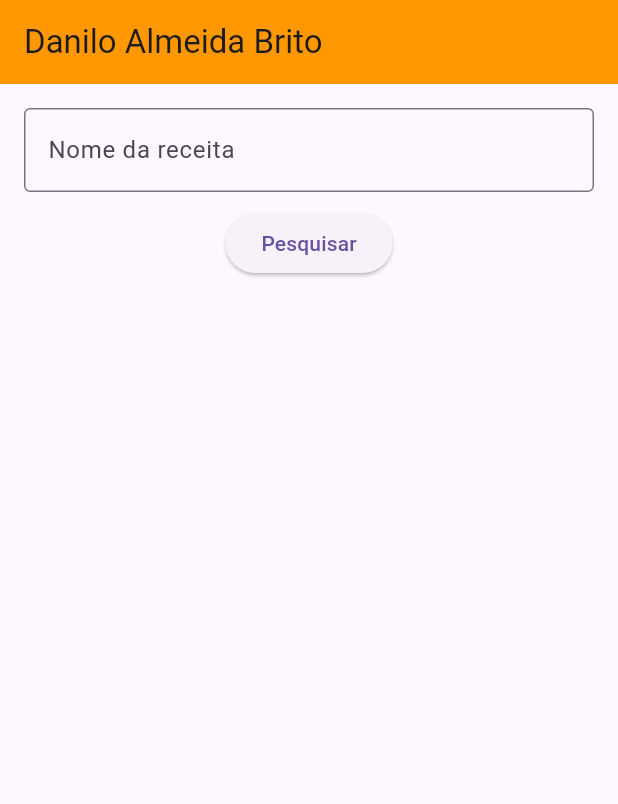
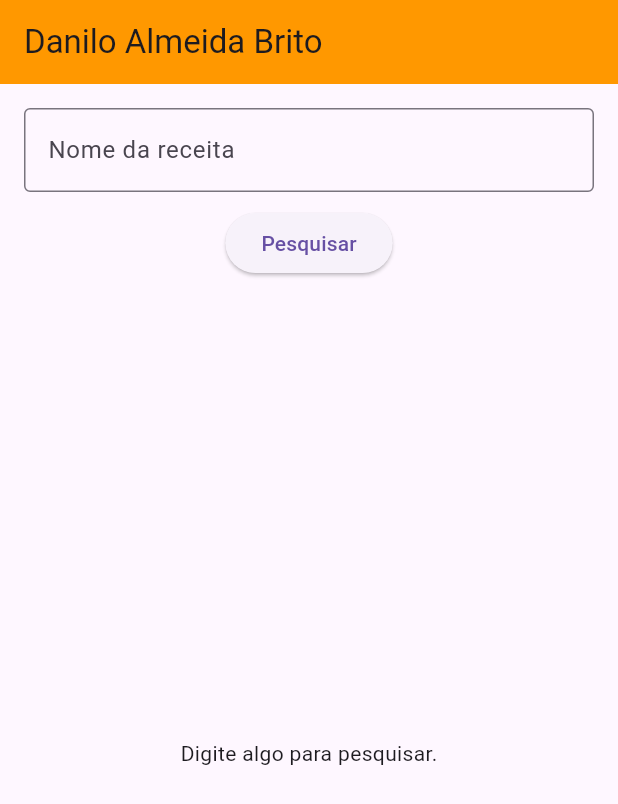
Before and after one commit to Danilo111267/App-de-consultas-de-Receitas-Danilo-Almeida-Brito, a Flutter app: the screen it shows after launch, after a tap on "Pesquisar", on a phone screen of 412 x 824 dp. Shown: the top 804 px of the screen. Run offline on Flutter 3.47's test engine with Material 3 defaults, Android fonts, the phone set to English and light mode, and no system bars.

Commit message:
3. Integrar TheMealDB e mostrar receitas com estados de carregamento e erro

```diff
--- a/lib/main.dart
+++ b/lib/main.dart
@@ -1,6 +1,8 @@
 // Integrante: Danilo Almeida Brito
 
+import 'dart:convert';
 import 'package:flutter/material.dart';
+import 'package:http/http.dart' as http;
 
 void main() {
   runApp(const ConsultaReceitas());
@@ -15,6 +17,64 @@ class ConsultaReceitas extends StatefulWidget {
 
 class _ConsultaReceitasState extends State<ConsultaReceitas> {
   final busca = TextEditingController();
+  List receitas = [];
+  bool carregando = false;
+  String mensagem = 'Digite o nome de uma receita.';
+
+  Future<void> pesquisar() async {
+    final texto = busca.text.trim();
+
+    if (texto.isEmpty) {
+      setState(() {
+        receitas = [];
+        mensagem = 'Digite algo para pesquisar.';
+      });
+      return;
+    }
+
+    setState(() {
+      carregando = true;
+      receitas = [];
+    });
+
+    try {
+      final url = Uri.https(
+        'www.themealdb.com',
+        '/api/json/v1/1/search.php',
+        {'s': texto},
+      );
+
+      final resposta = await http.get(url).timeout(
+        const Duration(seconds: 10),
+      );
+
+      if (resposta.statusCode != 200) {
+        throw Exception();
+      }
+
+      final dados = jsonDecode(resposta.body);
+
+      if (!mounted) return;
+
+      setState(() {
+        receitas = dados['meals'] ?? [];
+        mensagem = 'Nenhuma receita encontrada.';
+      });
+    } catch (e) {
+      if (!mounted) return;
+
+      setState(() {
+        receitas = [];
+        mensagem = 'Erro ao buscar receitas.';
+      });
+    } finally {
+      if (mounted) {
+        setState(() {
+          carregando = false;
+        });
+      }
+    }
+  }
 
   @override
   void dispose() {
@@ -44,8 +104,30 @@ class _ConsultaReceitasState extends State<ConsultaReceitas> {
               ),
               const SizedBox(height: 10),
               ElevatedButton(
-                onPressed: () {},
+                onPressed: carregando ? null : pesquisar,
                 child: const Text('Pesquisar'),
+              ),
+              const SizedBox(height: 10),
+              Expanded(
+                child: carregando
+                    ? const Center(child: CircularProgressIndicator())
+                    : receitas.isEmpty
+                        ? Center(child: Text(mensagem))
+                        : ListView.builder(
+                            itemCount: receitas.length,
+                            itemBuilder: (context, index) {
+                              final receita = receitas[index];
+                              return ListTile(
+                                leading: Image.network(
+                                  receita['strMealThumb'],
+                                  width: 70,
+                                  height: 70,
+                                  fit: BoxFit.cover,
+                                ),
+                                title: Text(receita['strMeal']),
+                              );
+                            },
+                          ),
               ),
             ],
           ),
--- a/pubspec.yaml
+++ b/pubspec.yaml
@@ -9,6 +9,7 @@ environment:
 dependencies:
   flutter:
     sdk: flutter
+  http: ^1.2.2
 
 flutter:
   uses-material-design: true
```
